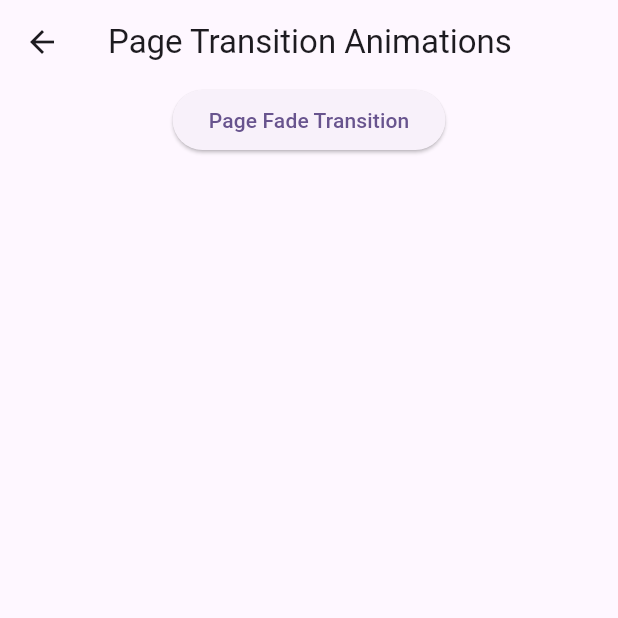
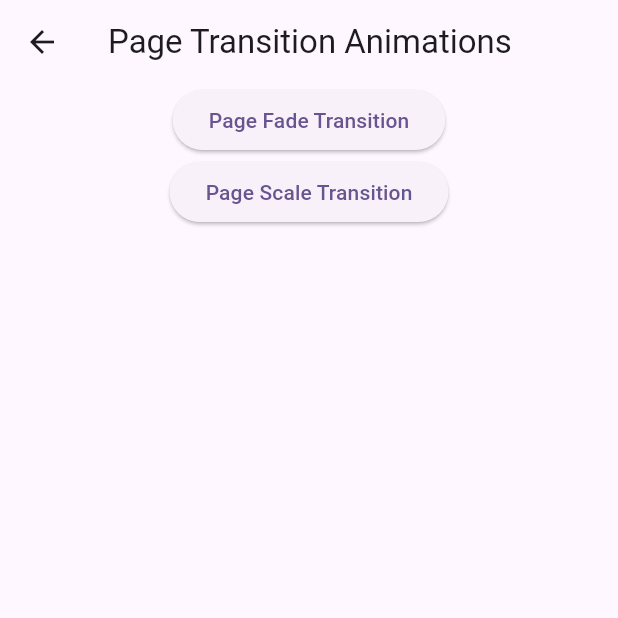
Before and after one commit to NyeinChanAung203/Flutter_Animations, a Flutter app: the PageTransitionAnimations screen opened directly, on a phone screen of 412 x 824 dp, the top half of it. Run offline on Flutter 3.47's test engine with Material 3 defaults, Android fonts, the phone set to English and light mode, and no system bars.

Commit message:
page scale transition

```diff
--- a/lib/page_transitions/page_fade_transition_demo.dart
+++ b/lib/page_transitions/page_fade_transition_demo.dart
@@ -4,13 +4,15 @@ class PageFadeTransition extends PageRouteBuilder {
   final dynamic page;
 
   PageFadeTransition({required this.page})
-      : super(pageBuilder: (context, animation, secondary) {
+      : super(
+            transitionsBuilder: (context, animation, seconday, child) {
               return Align(
                 alignment: Alignment.center,
                 child: FadeTransition(
                   opacity: animation,
-              child: page,
+                  child: child,
                 ),
               );
-        });
+            },
+            pageBuilder: (context, animation, secondary) => page);
 }
--- /dev/null
+++ b/lib/page_transitions/page_scale_transition_demo.dart
@@ -0,0 +1,17 @@
+import 'package:flutter/material.dart';
+
+class PageScaleTransition extends PageRouteBuilder {
+  final dynamic page;
+
+  PageScaleTransition({required this.page})
+      : super(transitionsBuilder: (context, animation, secondAnimation, child) {
+          var tween = Tween<double>(begin: 0.5, end: 1).animate(
+              CurvedAnimation(parent: animation, curve: Curves.easeInOut));
+          return ScaleTransition(
+            scale: tween,
+            child: child,
+          );
+        }, pageBuilder: (context, animation, secondary) {
+          return page;
+        });
+}
--- a/lib/page_transitions/page_transition.dart
+++ b/lib/page_transitions/page_transition.dart
@@ -1,6 +1,7 @@
 import 'package:flutter/material.dart';
 import 'package:flutter_animations/page_transitions/example_page.dart';
 import 'package:flutter_animations/page_transitions/page_fade_transition_demo.dart';
+import 'package:flutter_animations/page_transitions/page_scale_transition_demo.dart';
 
 class PageTransitionAnimations extends StatelessWidget {
   const PageTransitionAnimations({super.key});
@@ -21,6 +22,12 @@ class PageTransitionAnimations extends StatelessWidget {
                         .push(PageFadeTransition(page: const ExamplePage()));
                   },
                   child: const Text('Page Fade Transition')),
+              ElevatedButton(
+                  onPressed: () {
+                    Navigator.of(context)
+                        .push(PageScaleTransition(page: const ExamplePage()));
+                  },
+                  child: const Text('Page Scale Transition')),
             ],
           ),
         ),
```
Lines whose indentation alone changed are shown as unchanged.
